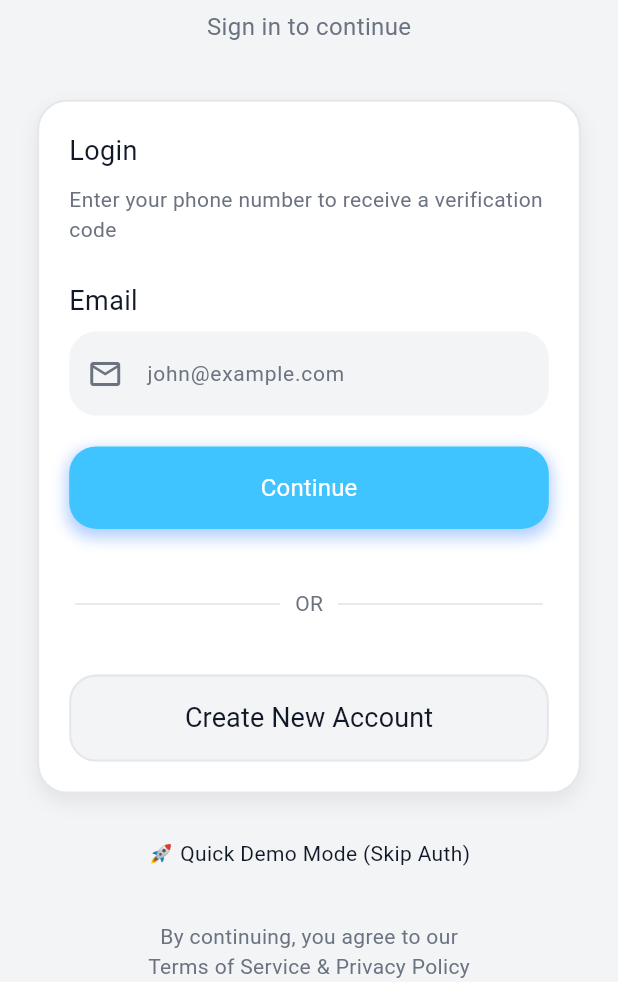
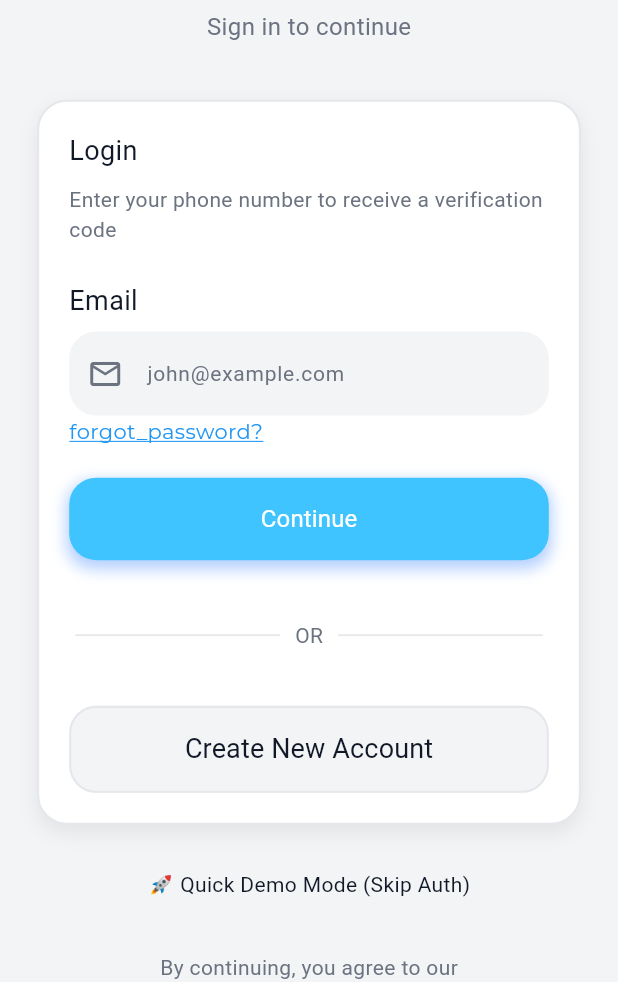
Before and after one commit to Salma28-zahran/hammam_app, a Flutter app: the LoginScreen screen opened by its route, on a phone screen of 412 x 824 dp, the part 254-1236 px from its top. Run offline on Flutter 3.47's test engine with Material 3 defaults, Android fonts, the phone set to English and light mode, and no system bars; our stand-ins replace flutter_native_splash, google_fonts; Roboto replaces fonts that are missing (Arial).

Commit message:
email screen

```diff
--- a/lib/core/resources/app_assets_manager.dart
+++ b/lib/core/resources/app_assets_manager.dart
@@ -4,6 +4,8 @@ abstract class AssetsManager {
   static const String onboard2 = "assets/images/png/onboard2.png";
   static const String onboard3 = "assets/images/png/onboard3.png";
   static const String login = "assets/images/png/login_logo.png";
+  static const String logo = "assets/images/png/logo.png";
+
 
 
 
--- a/lib/core/route/routes.dart
+++ b/lib/core/route/routes.dart
@@ -1,6 +1,9 @@
 class PageRouteName{
   static const String signup = '/signup';
   static const String login = '/login';
+  static const String email = '/email';
+
+
 
 
 
--- a/lib/core/route/routes_generator.dart
+++ b/lib/core/route/routes_generator.dart
@@ -1,5 +1,6 @@
 import 'package:flutter/material.dart';
 import 'package:hammam_app/core/route/routes.dart';
+import 'package:hammam_app/features/auth/forget_pass/presentation/views/email.dart';
 import 'package:hammam_app/features/onboarding/OnBoarding.dart';
 
 import '../../features/auth/login/presentation/view/login_screen.dart';
@@ -20,6 +21,12 @@ class RoutesGenerator {
              settings: settings,
            );
 
+      case PageRouteName.email:
+        return MaterialPageRoute(
+          builder: (context) => const Email(),
+          settings: settings,
+        );
+
 
 
 
--- a/lib/features/auth/login/presentation/view/login_screen.dart
+++ b/lib/features/auth/login/presentation/view/login_screen.dart
@@ -1,4 +1,5 @@
 import 'package:flutter/material.dart';
+import 'package:google_fonts/google_fonts.dart';
 import 'package:hammam_app/core/resources/app_assets_manager.dart';
 import 'package:hammam_app/theme/app_theme.dart';
 
@@ -132,8 +133,31 @@ class LoginScreen extends StatelessWidget {
                       fillColor: Color(0xFFF3F4F6),
                     ),
                   ),
+                  SizedBox(height: height * 0.001),
+                  GestureDetector(
+                    onTap: () {
+                      Navigator.pushNamed(context, PageRouteName.email);
+
+                    },
+                    child: Text(
+                      "forgot_password?",
+                      style: GoogleFonts.montserrat(
+                        color: Colors.blue,
+                        fontSize: 14,
+                        fontWeight: FontWeight.w400,
+                        decoration: TextDecoration.underline,
+                        decorationColor: Colors.blue,
+                      ),
+                    ),
+                  ),
+
+
+
 
                   SizedBox(height: height * 0.025),
+
+
+
                   Container(
                     width: double.infinity,
                     decoration: BoxDecoration(
--- a/lib/features/onboarding/OnBoarding.dart
+++ b/lib/features/onboarding/OnBoarding.dart
@@ -195,13 +195,13 @@ class _OnBoardingState extends State<OnBoarding> {
                                 curve: Curves.easeInOut,
                               );
                             }
-                            /*
+
                             else {
                               Navigator.pushReplacementNamed(
-                                  context, Routes.signup);
+                                  context, PageRouteName.login);
                             }
 
-                             */
+
                           },
                           icon: Text(
                             _currentPage == 2
```
Also changed, not shown: lib/features/auth/forget_pass/presentation/views/email.dart (added, +115 -0 lines), assets/images/png/logo.png (added).
